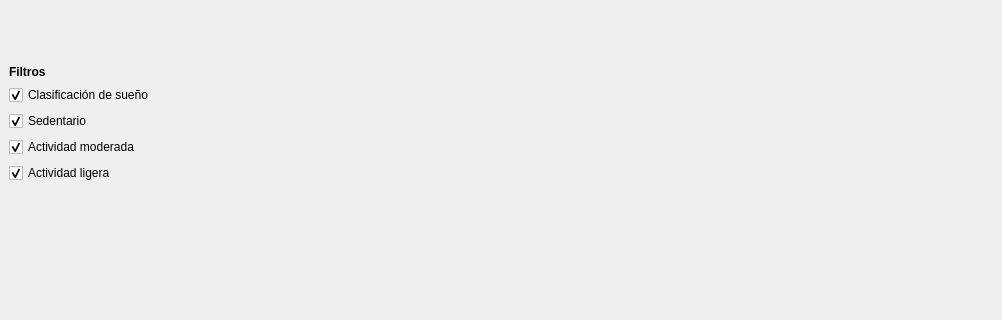
The window that scatterplots_app/scatterplots.ui (acrsilva/Seguimiento-automatizado-de-variables-de-control) describes before a commit, drawn with Qt 5; both pictures show x 0 to 1002 and y 289 to 609 of the 1002 by 847 pixel window.
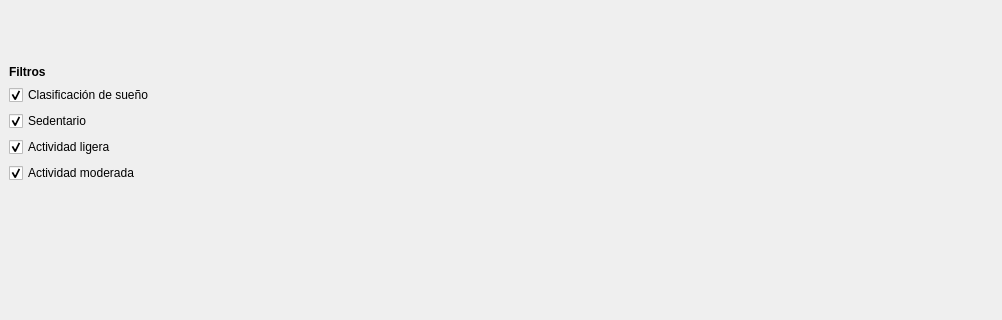
The same window after the commit.

```diff
--- a/scatterplots_app/scatterplots.ui
+++ b/scatterplots_app/scatterplots.ui
@@ -54,9 +54,9 @@
      </widget>
     </item>
     <item>
-     <widget class="QCheckBox" name="cbModerada">
+     <widget class="QCheckBox" name="cbLigera">
       <property name="text">
-       <string>Actividad moderada</string>
+       <string>Actividad ligera</string>
       </property>
       <property name="checked">
        <bool>true</bool>
@@ -64,9 +64,9 @@
      </widget>
     </item>
     <item>
-     <widget class="QCheckBox" name="cbLigera">
+     <widget class="QCheckBox" name="cbModerada">
       <property name="text">
-       <string>Actividad ligera</string>
+       <string>Actividad moderada</string>
       </property>
       <property name="checked">
        <bool>true</bool>
```
